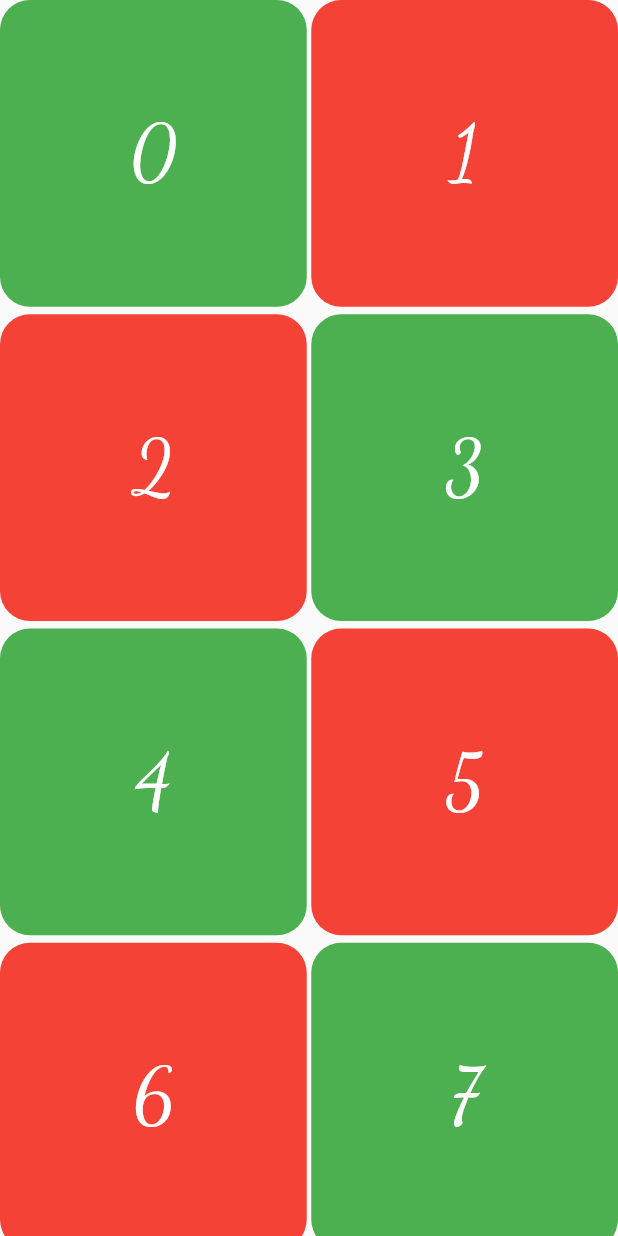
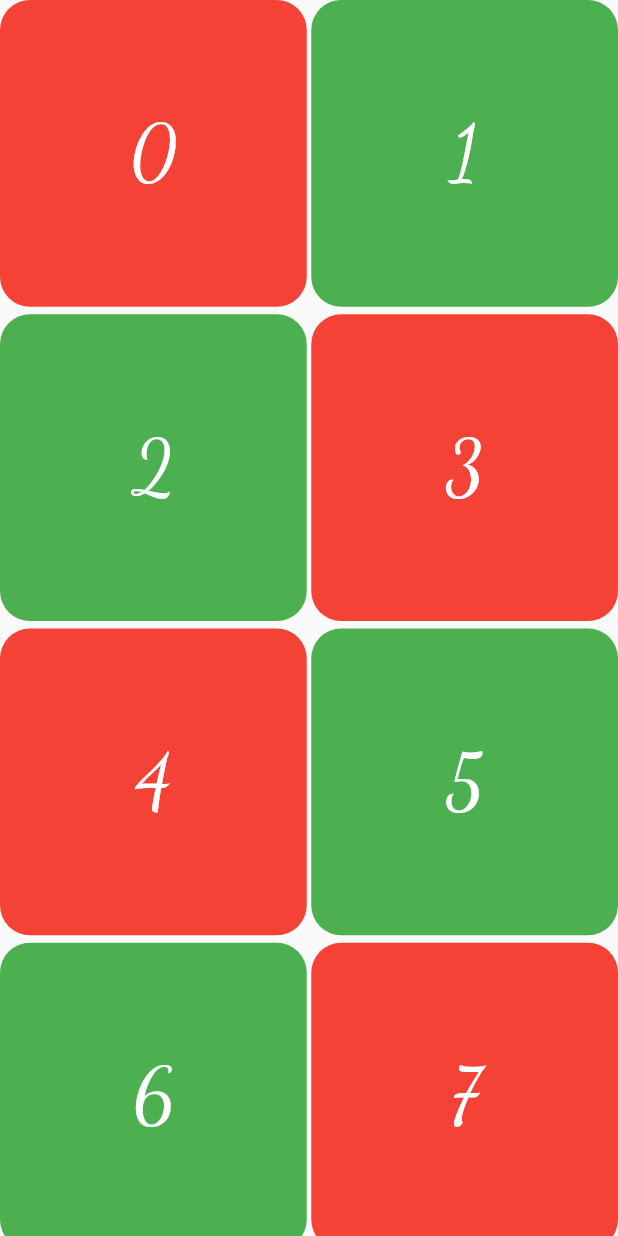
Before and after one commit to Desk-Code/my_practtise, a Flutter app: the screen it shows after launch, on a phone screen of 412 x 824 dp. Run offline on Flutter 3.47's test engine with Material 2 defaults, Android fonts, the phone set to English and light mode, and no system bars; our stand-ins replace animated_bottom_navigation_bar.

Commit message:
cross color

```diff
--- a/lib/stateful_example/cross_color_app/cross_color_controller.dart
+++ b/lib/stateful_example/cross_color_app/cross_color_controller.dart
@@ -1,19 +1,38 @@
-import 'package:flutter/material.dart';
+// List<Color> colors = [
+//   Colors.green,
+//   Colors.red,
+// ];
 
-List<Color> colors = [
-  Colors.green,
-  Colors.red,
-];
+// List<int> number = [];
+// int count = 0;
 
 class CrossColor {
-  static Color colorChangeData(int index) {
-    if (index % 2 == 0) {
-      return colors[0];
-    } else {
-      Color temp = colors[0];
-      colors[0] = colors[1];
-      colors[1] = temp;
-      return colors[0];
+//   static Color colorChangeData(int index) {
+//     if (index % 2 == 0) {
+//       return colors[0];
+//     } else {
+//       Color temp = colors[0];
+//       colors[0] = colors[1];
+//       colors[1] = temp;
+//       return colors[0];
+//     }
+//   }
+
+  // static Color colorChangeIndex(int index) {
+  //   if (index == number[count]) {
+  //     count++;
+  //     return Colors.red;
+  //   } else {
+  //     return Colors.green;
+  //   }
+  // }
+  static List inputedData = List.generate(30, (index) => index);
+  static List outputData = [];
+  static void crossPattern() {
+    for (var i in inputedData) {
+      if (i % 4 == 0 || (i - 3) % 4 == 0) {
+        outputData.add(i);
+      }
     }
   }
 }
--- a/lib/stateful_example/cross_color_app/cross_color_ui.dart
+++ b/lib/stateful_example/cross_color_app/cross_color_ui.dart
@@ -11,6 +11,21 @@ class CrossColorDemo extends StatefulWidget {
 class _CrossColorDemoState extends State<CrossColorDemo> {
   @override
   Widget build(BuildContext context) {
+    CrossColor.crossPattern();
+    // int index = 30;
+    // List<int> number = [];
+    // int i = 0;
+    // do {
+    //   if (i % 2 == 0) {
+    //     number.add(i);
+    //     i += 3;
+    //   } else {
+    //     number.add(i);
+    //     i += 1;
+    //   }
+    // } while (i < index);
+    // number.add(0);
+
     return Scaffold(
       body: GridView.count(
         crossAxisCount: 2,
@@ -18,10 +33,12 @@ class _CrossColorDemoState extends State<CrossColorDemo> {
         mainAxisSpacing: 5,
         children: [
           ...List.generate(
-            30,
+            CrossColor.inputedData.length,
             (index) => Container(
               decoration: BoxDecoration(
-                color: CrossColor.colorChangeData(index),
+                color: CrossColor.outputData.contains(index)
+                    ? Colors.red
+                    : Colors.green,
                 borderRadius: BorderRadius.circular(20),
               ),
               alignment: Alignment.center,
```
